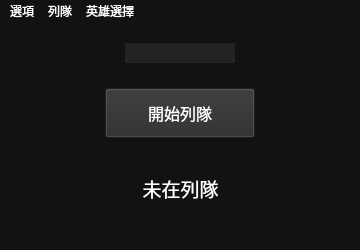
Qt form lolaudit/ui/ui.ui (vaz1306011/LolAudit) before a commit.
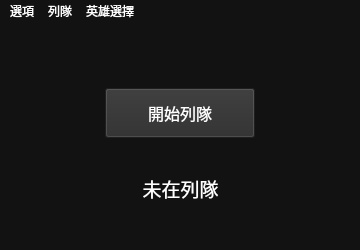
The same form after that commit.

Commit message: feat: 對戰接受延遲移至列隊選單並改用彈出視窗輸入

The edit to the form file:
```diff
--- a/lolaudit/ui/ui.ui
+++ b/lolaudit/ui/ui.ui
@@ -78,19 +78,6 @@
      <string>開始列隊</string>
     </property>
    </widget>
-   <widget class="QLineEdit" name="accept_delay_value">
-    <property name="geometry">
-     <rect>
-      <x>125</x>
-      <y>20</y>
-      <width>110</width>
-      <height>20</height>
-     </rect>
-    </property>
-    <property name="alignment">
-     <set>Qt::AlignCenter</set>
-    </property>
-   </widget>
   </widget>
   <widget class="QMenuBar" name="menubar">
    <property name="geometry">
```
Left out of the diff: 6 changed lines with no effect on the pictures. The commit also changes 2 other files.
